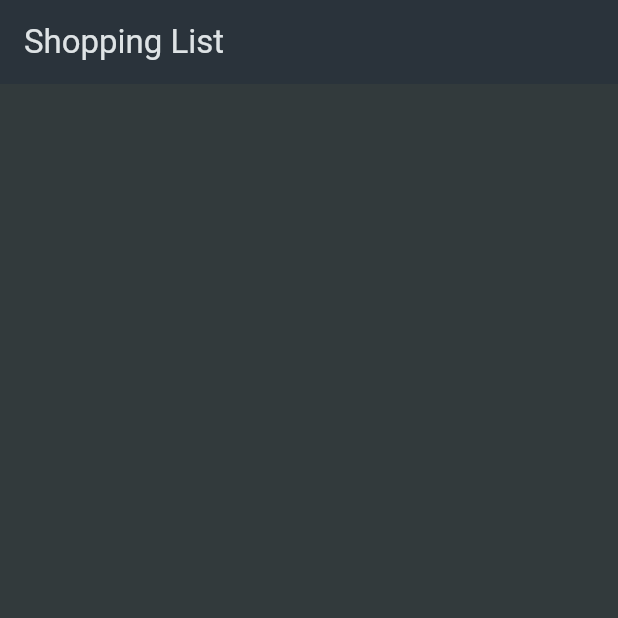
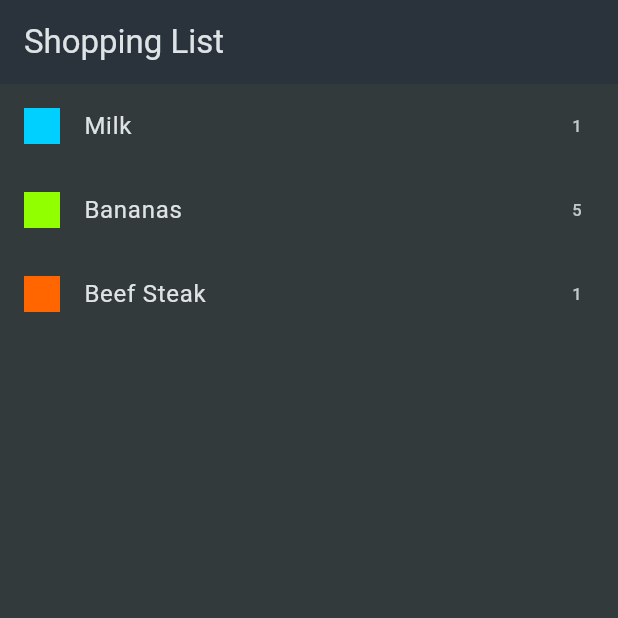
Before and after one commit to mxomasuku/flutter_playground, a Flutter app: the screen it shows after launch, on a phone screen of 412 x 824 dp, the top half of it. Run offline on Flutter 3.47's test engine with Material 3 defaults, Android fonts, the phone set to English and light mode, and no system bars; our stand-ins replace cloud_firestore, dartz, firebase_auth, firebase_core, flutter_bloc, flutter_riverpod and 5 more; accounts and stored records are empty.

Commit message:
feat: add shopping item list

```diff
--- /dev/null
+++ b/shopping_list/lib/data/dummy_items.dart
@@ -0,0 +1,24 @@
+import 'package:shopping_list/models/grocery_item.dart';
+import 'package:shopping_list/models/category.dart';
+import 'package:shopping_list/data/categories.dart';
+
+final groceryItems = [
+  GroceryItem(
+    id: 'a',
+    name: 'Milk',
+    quantity: 1,
+    category: categories[Categories.dairy]!,
+  ),
+  GroceryItem(
+    id: 'b',
+    name: 'Bananas',
+    quantity: 5,
+    category: categories[Categories.fruit]!,
+  ),
+  GroceryItem(
+    id: 'c',
+    name: 'Beef Steak',
+    quantity: 1,
+    category: categories[Categories.meat]!,
+  ),
+];
--- a/shopping_list/lib/screens/main_list.dart
+++ b/shopping_list/lib/screens/main_list.dart
@@ -1,19 +1,26 @@
 import 'package:flutter/material.dart';
+import 'package:shopping_list/data/dummy_items.dart';
 
 class MainList extends StatelessWidget {
   const MainList({super.key});
 
   @override
   Widget build(BuildContext context) {
+    final availableGroceryItems = groceryItems;
+
     return Scaffold(
       appBar: AppBar(title: const Text("Shopping List")),
-      body: SingleChildScrollView(
-        child: Column(
-          children: [
-            Row(
+      body: ListView.builder(
+        itemCount: availableGroceryItems.length,
 
-            )
-          ],
+        itemBuilder: (ctx, index) => ListTile(
+          title: Text(availableGroceryItems[index].name),
+          leading: Container(
+            height: 24,
+            width: 24,
+            color: availableGroceryItems[index].category.color,
+          ),
+          trailing: Text(availableGroceryItems[index].quantity.toString()),
         ),
       ),
     );
```
Also changed, not shown: shopping_list/lib/data/categories.dart (added, +23 -0 lines), shopping_list/lib/models/category.dart (added, +21 -0 lines), shopping_list/lib/models/grocery_item.dart (added, +15 -0 lines), shopping_list/lib/widgets/grocery_item_card.dart (added, +15 -0 lines).
